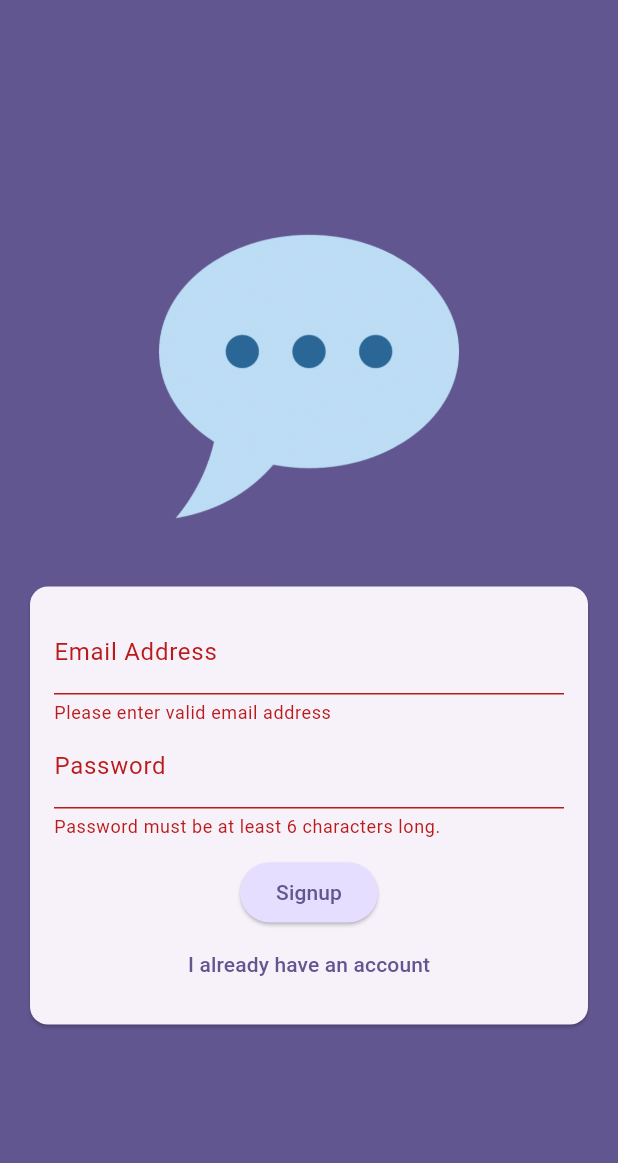
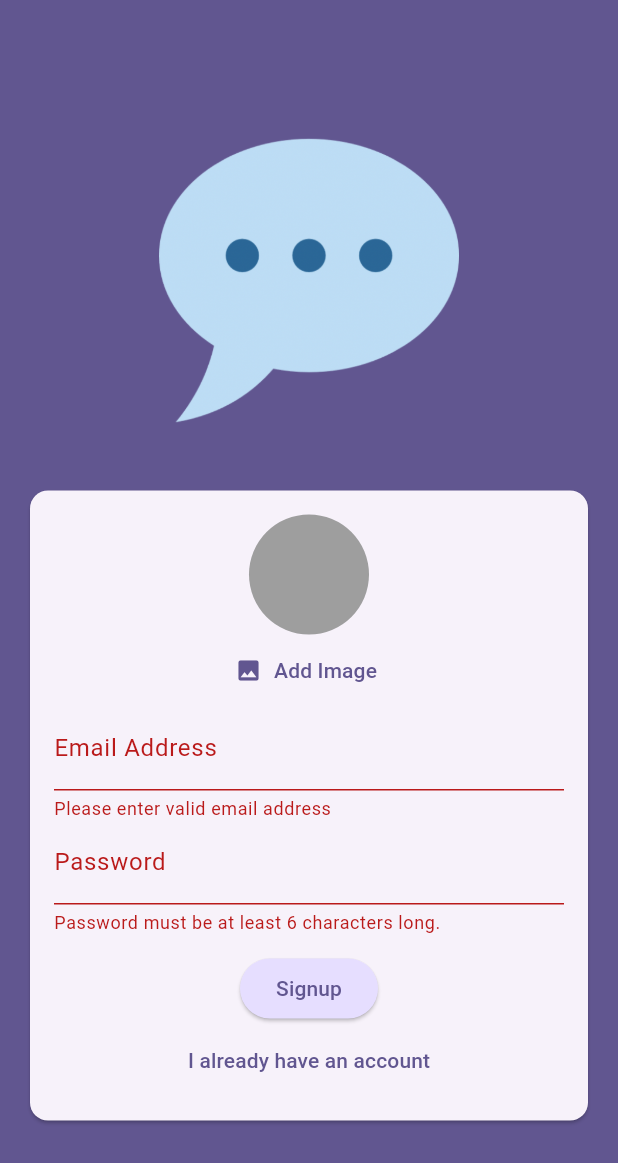
Before and after one commit to Shahmahdi/flutter_chat_app, a Flutter app: the screen it shows after launch, after a tap on "Login", after a tap on "Create an account", on a phone screen of 412 x 824 dp. Shown: the top 1163 px of the screen. Run offline on Flutter 3.47's test engine with Material 3 defaults, Android fonts, the phone set to English and light mode, and no system bars; our stand-ins replace firebase_auth, firebase_core, image_picker; accounts and stored records are empty.

Commit message:
image_picker and firebase_storage package added, image_picker component added

```diff
--- a/lib/screens/auth.dart
+++ b/lib/screens/auth.dart
@@ -1,3 +1,4 @@
+import 'package:chat_app/widgets/user_image_picker.dart';
 import 'package:flutter/material.dart';
 import 'package:firebase_auth/firebase_auth.dart';
 
@@ -77,6 +78,8 @@ class _AuthScreen extends State<AuthScreen> {
                       child: Column(
                         mainAxisAlignment: MainAxisAlignment.center,
                         children: [
+                          if (!_isLogin)
+                            UserImagePicker(),
                           TextFormField(
                             decoration: const InputDecoration(
                               labelText: "Email Address",
--- /dev/null
+++ b/lib/widgets/user_image_picker.dart
@@ -0,0 +1,56 @@
+import 'dart:io';
+
+import 'package:flutter/material.dart';
+import 'package:image_picker/image_picker.dart';
+
+class UserImagePicker extends StatefulWidget {
+  const UserImagePicker({super.key});
+
+  @override
+  State<UserImagePicker> createState() {
+    return _UserImagePicker();
+  }
+}
+
+class _UserImagePicker extends State<UserImagePicker> {
+  File? _pickedImageFile;
+
+  void _pickImage() async {
+    final imagePicker = ImagePicker();
+    final pickedImage = await imagePicker.pickImage(
+      source: ImageSource.camera,
+      imageQuality: 50,
+      maxWidth: 150,
+    );
+    if (pickedImage == null) {
+      return;
+    }
+    setState(() {
+      _pickedImageFile = File(pickedImage.path);
+    });
+  }
+
+  @override
+  Widget build(BuildContext context) {
+    return Column(
+      children: [
+        CircleAvatar(
+          radius: 40,
+          backgroundColor: Colors.grey,
+          foregroundImage:
+              _pickedImageFile != null ? FileImage(_pickedImageFile!) : null,
+        ),
+        TextButton.icon(
+          onPressed: _pickImage,
+          label: Text(
+            "Add Image",
+            style: TextStyle(
+              color: Theme.of(context).colorScheme.primary,
+            ),
+          ),
+          icon: const Icon(Icons.image),
+        )
+      ],
+    );
+  }
+}
--- a/pubspec.yaml
+++ b/pubspec.yaml
@@ -37,6 +37,8 @@ dependencies:
   cupertino_icons: ^1.0.6
   firebase_core: ^3.3.0
   firebase_auth: ^5.1.4
+  image_picker: ^1.1.2
+  firebase_storage: ^12.1.3
 
 dev_dependencies:
   flutter_test:
```
Also changed, not shown: pubspec.lock, 9 other files.
